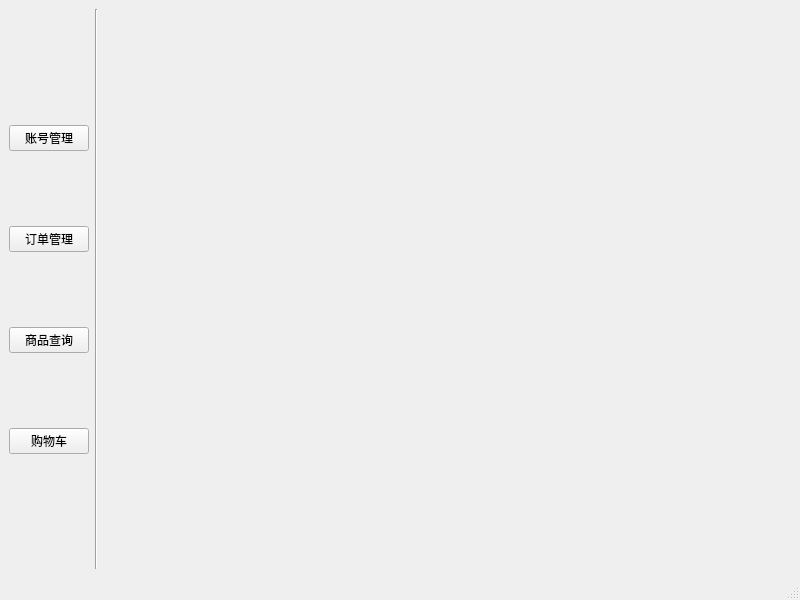
Qt form mainCode/mainwindow2.ui (CarlosDJY/QtBasedGroupWork) before a commit.
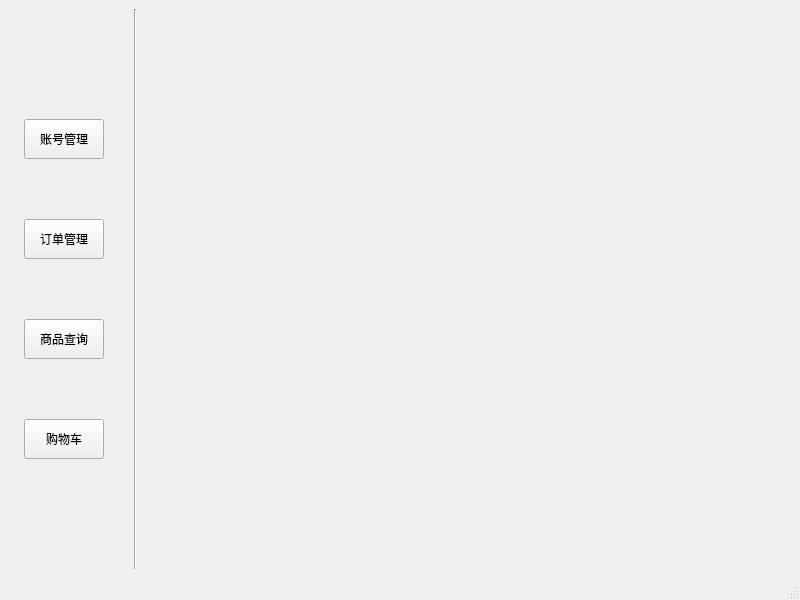
The same form after that commit.

Commit message: Debug missing back button

What changed in the file:
```diff
--- a/mainCode/mainwindow2.ui
+++ b/mainCode/mainwindow2.ui
@@ -17,10 +17,19 @@
    <layout class="QVBoxLayout" name="verticalLayout_2">
     <item>
      <layout class="QGridLayout" name="gridLayout">
+      <property name="leftMargin">
+       <number>15</number>
+      </property>
+      <property name="horizontalSpacing">
+       <number>30</number>
+      </property>
+      <property name="verticalSpacing">
+       <number>10</number>
+      </property>
       <item row="0" column="0">
        <layout class="QVBoxLayout" name="verticalLayout">
         <property name="spacing">
-         <number>75</number>
+         <number>60</number>
         </property>
         <item>
          <spacer name="verticalSpacer">
@@ -43,6 +52,12 @@
             <verstretch>0</verstretch>
            </sizepolicy>
           </property>
+          <property name="minimumSize">
+           <size>
+            <width>0</width>
+            <height>40</height>
+           </size>
+          </property>
           <property name="text">
            <string>账号管理</string>
           </property>
@@ -56,6 +71,12 @@
             <verstretch>0</verstretch>
            </sizepolicy>
           </property>
+          <property name="minimumSize">
+           <size>
+            <width>0</width>
+            <height>40</height>
+           </size>
+          </property>
           <property name="text">
            <string>订单管理</string>
           </property>
@@ -69,6 +90,12 @@
             <verstretch>0</verstretch>
            </sizepolicy>
           </property>
+          <property name="minimumSize">
+           <size>
+            <width>0</width>
+            <height>40</height>
+           </size>
+          </property>
           <property name="text">
            <string>商品查询</string>
           </property>
@@ -76,6 +103,12 @@
         </item>
         <item>
          <widget class="QPushButton" name="pushButton">
+          <property name="minimumSize">
+           <size>
+            <width>0</width>
+            <height>40</height>
+           </size>
+          </property>
           <property name="text">
            <string>购物车</string>
           </property>
```
The commit also changes 2 other files.
